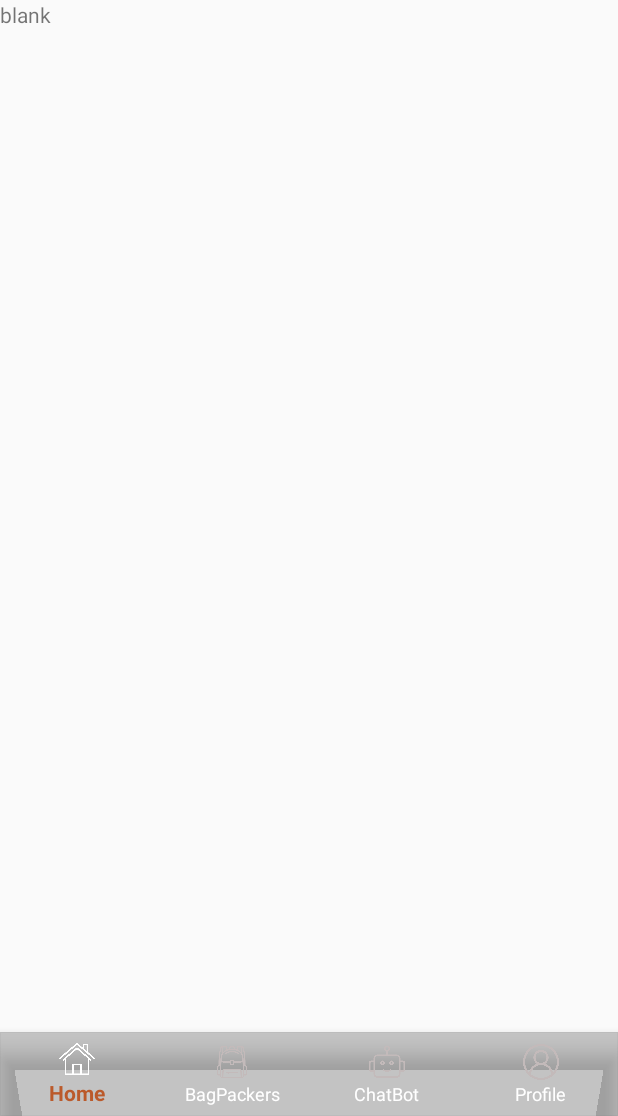
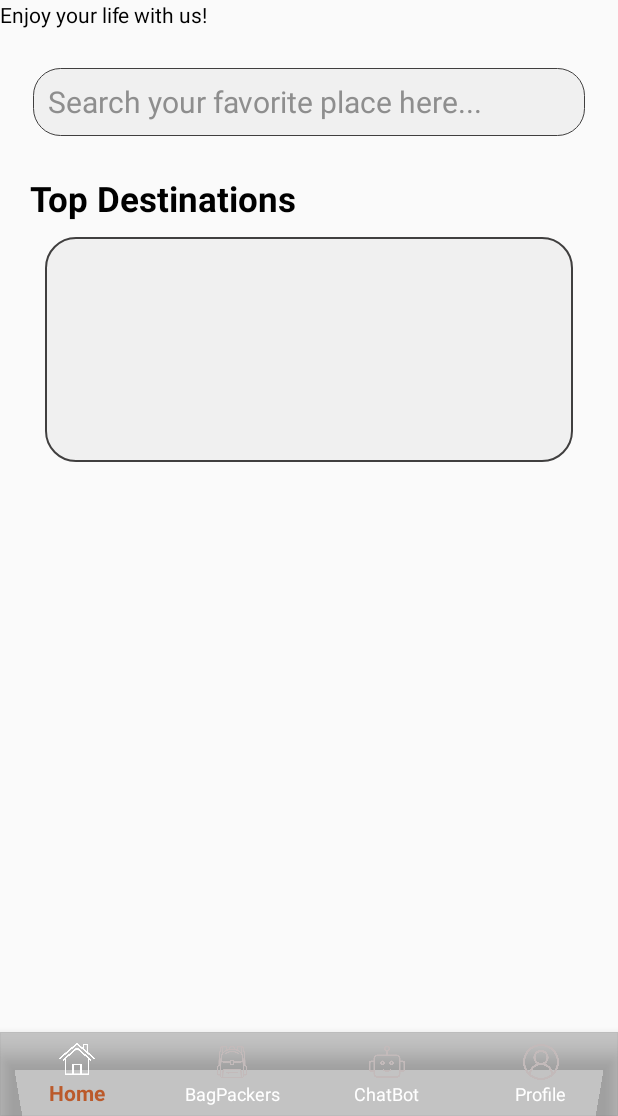
Before and after one commit to sksinha2410/ExploreEase, an Android app built with Jetpack Compose: the Home_Fragment screen opened directly, with no data from a screen before it, on a phone screen of 412 x 824 dp, the part 120-1236 px from its top. Run offline under Robolectric (Android 15) with nearby library versions, the phone set to English and light mode, and no system bars; our stand-ins replace sdp/ssp sizes.

Commit message:
Updating Home Fragment

```diff
--- a/app/src/main/java/com/sksinha2410/exploreease/Fragment/ChatBot_Fragment.kt
+++ b/app/src/main/java/com/sksinha2410/exploreease/Fragment/ChatBot_Fragment.kt
@@ -7,29 +7,7 @@ import android.view.View
 import android.view.ViewGroup
 import com.sksinha2410.exploreease.R
 
-// TODO: Rename parameter arguments, choose names that match
-// the fragment initialization parameters, e.g. ARG_ITEM_NUMBER
-private const val ARG_PARAM1 = "param1"
-private const val ARG_PARAM2 = "param2"
-
-/**
- * A simple [Fragment] subclass.
- * Use the [ChatBot_Fragment.newInstance] factory method to
- * create an instance of this fragment.
- */
 class ChatBot_Fragment : Fragment() {
-    // TODO: Rename and change types of parameters
-    private var param1: String? = null
-    private var param2: String? = null
-
-    override fun onCreate(savedInstanceState: Bundle?) {
-        super.onCreate(savedInstanceState)
-        arguments?.let {
-            param1 = it.getString(ARG_PARAM1)
-            param2 = it.getString(ARG_PARAM2)
-        }
-    }
-
     override fun onCreateView(
         inflater: LayoutInflater, container: ViewGroup?,
         savedInstanceState: Bundle?
@@ -38,23 +16,4 @@ class ChatBot_Fragment : Fragment() {
         return inflater.inflate(R.layout.fragment_chat_bot_, container, false)
     }
 
-    companion object {
-        /**
-         * Use this factory method to create a new instance of
-         * this fragment using the provided parameters.
-         *
-         * @param param1 Parameter 1.
-         * @param param2 Parameter 2.
-         * @return A new instance of fragment ChatBot_Fragment.
-         */
-        // TODO: Rename and change types and number of parameters
-        @JvmStatic
-        fun newInstance(param1: String, param2: String) =
-            ChatBot_Fragment().apply {
-                arguments = Bundle().apply {
-                    putString(ARG_PARAM1, param1)
-                    putString(ARG_PARAM2, param2)
-                }
-            }
-    }
 }
--- a/app/src/main/java/com/sksinha2410/exploreease/Fragment/Home_Fragment.kt
+++ b/app/src/main/java/com/sksinha2410/exploreease/Fragment/Home_Fragment.kt
@@ -7,54 +7,18 @@ import android.view.View
 import android.view.ViewGroup
 import com.sksinha2410.exploreease.R
 
-// TODO: Rename parameter arguments, choose names that match
-// the fragment initialization parameters, e.g. ARG_ITEM_NUMBER
-private const val ARG_PARAM1 = "param1"
-private const val ARG_PARAM2 = "param2"
-
-/**
- * A simple [Fragment] subclass.
- * Use the [Home_Fragment.newInstance] factory method to
- * create an instance of this fragment.
- */
 class Home_Fragment : Fragment() {
-    // TODO: Rename and change types of parameters
-    private var param1: String? = null
-    private var param2: String? = null
-
-    override fun onCreate(savedInstanceState: Bundle?) {
-        super.onCreate(savedInstanceState)
-        arguments?.let {
-            param1 = it.getString(ARG_PARAM1)
-            param2 = it.getString(ARG_PARAM2)
-        }
-    }
+    private lateinit var view:View
 
     override fun onCreateView(
         inflater: LayoutInflater, container: ViewGroup?,
         savedInstanceState: Bundle?
     ): View? {
-        // Inflate the layout for this fragment
-        return inflater.inflate(R.layout.fragment_home_, container, false)
+        view= inflater.inflate(R.layout.fragment_home_, container, false)
+
+
+
+        return view
     }
 
-    companion object {
-        /**
-         * Use this factory method to create a new instance of
-         * this fragment using the provided parameters.
-         *
-         * @param param1 Parameter 1.
-         * @param param2 Parameter 2.
-         * @return A new instance of fragment Home_Fragment.
-         */
-        // TODO: Rename and change types and number of parameters
-        @JvmStatic
-        fun newInstance(param1: String, param2: String) =
-            Home_Fragment().apply {
-                arguments = Bundle().apply {
-                    putString(ARG_PARAM1, param1)
-                    putString(ARG_PARAM2, param2)
-                }
-            }
-    }
 }
--- /dev/null
+++ b/app/src/main/res/drawable/rounded_corner.xml
@@ -0,0 +1,7 @@
+<?xml version="1.0" encoding="utf-8"?>
+<shape xmlns:android="http://schemas.android.com/apk/res/android"
+    android:shape="rectangle">
+    <solid android:color="#F0F0F0" />
+    <corners android:radius="20dp" />
+    <stroke android:color="#403F3F" android:width="1dp"/>
+</shape>
--- /dev/null
+++ b/app/src/main/res/drawable/scrollbar_thumb.xml
@@ -0,0 +1,17 @@
+<?xml version="1.0" encoding="utf-8"?>
+<selector xmlns:android="http://schemas.android.com/apk/res/android">
+    <item android:state_pressed="true">
+        <shape>
+            <solid android:color="#FF0000" />
+            <corners android:radius="8dp" />
+            <stroke android:color="#403F3F" android:width="1dp"/>
+        </shape>
+    </item>
+    <item>
+        <shape>
+            <solid android:color="#F0F0F0" />
+            <corners android:radius="8dp" />
+            <stroke android:color="#403F3F" android:width="1dp"/>
+        </shape>
+    </item>
+</selector>
--- /dev/null
+++ b/app/src/main/res/drawable/scrollbar_track.xml
@@ -0,0 +1,17 @@
+<?xml version="1.0" encoding="utf-8"?>
+<selector xmlns:android="http://schemas.android.com/apk/res/android">
+    <item android:state_pressed="true">
+        <shape>
+            <solid android:color="#FF0000" />
+            <corners android:radius="8dp" />
+            <stroke android:color="#403F3F" android:width="1dp"/>
+        </shape>
+    </item>
+    <item>
+        <shape>
+            <solid android:color="#F0F0F0" />
+            <corners android:radius="8dp" />
+            <stroke android:color="#403F3F" android:width="1dp"/>
+        </shape>
+    </item>
+</selector>
--- /dev/null
+++ b/app/src/main/res/drawable/search_corner.xml
@@ -0,0 +1,7 @@
+<?xml version="1.0" encoding="utf-8"?>
+<shape xmlns:android="http://schemas.android.com/apk/res/android"
+    android:shape="rectangle">
+    <solid android:color="#F0F0F0" />
+    <corners android:radius="18dp" />
+    <stroke android:color="#403F3F" android:width="0.5dp"/>
+</shape>
--- a/app/src/main/res/layout/activity_guide_register.xml
+++ b/app/src/main/res/layout/activity_guide_register.xml
@@ -176,7 +176,7 @@
                 android:layout_width="match_parent"
                 android:layout_height="wrap_content"
                 android:orientation="horizontal"
-                android:layout_marginTop="15dp"
+                android:layout_marginTop="@dimen/_20sdp"
                 android:layout_marginHorizontal="22dp">
                 <ImageView
                     android:layout_width="20dp"
--- a/app/src/main/res/layout/fragment_home_.xml
+++ b/app/src/main/res/layout/fragment_home_.xml
@@ -3,12 +3,64 @@
     xmlns:tools="http://schemas.android.com/tools"
     android:layout_width="match_parent"
     android:layout_height="match_parent"
+    xmlns:app="http://schemas.android.com/apk/res-auto"
     tools:context=".Fragment.Home_Fragment">
 
-    <!-- TODO: Update blank fragment layout -->
-    <TextView
+    <LinearLayout
         android:layout_width="match_parent"
-        android:layout_height="match_parent"
-        android:text="blank" />
+        android:layout_height="wrap_content"
+        android:orientation="vertical">
 
+        <TextView
+            android:layout_width="match_parent"
+            android:layout_height="match_parent"
+            android:text="Enjoy your life with us!"
+            android:textColor="@color/black"/>
+
+        <EditText
+            android:id="@+id/etSearch"
+            android:layout_width="match_parent"
+            android:layout_height="45dp"
+            android:autofillHints="Name"
+            android:layout_marginHorizontal="22dp"
+            android:background="@drawable/search_corner"
+            android:paddingHorizontal="10dp"
+            android:layout_marginTop="26dp"
+            android:textColor="#414141"
+            android:textColorHint="#8E8E8E"
+            android:textSize="20sp"
+            android:hint="Search your favorite place here..."
+            android:inputType="text" />
+
+        <TextView
+            android:layout_width="wrap_content"
+            android:layout_height="wrap_content"
+            android:text="Top Destinations"
+            android:textColor="@color/black"
+            android:textSize="23sp"
+            android:layout_marginTop="26dp"
+            android:layout_marginStart="20dp"
+            android:textStyle="bold"/>
+        <androidx.recyclerview.widget.RecyclerView
+            android:layout_width="match_parent"
+            android:layout_height="150dp"
+            android:layout_marginTop="10dp"
+            android:layout_marginBottom="10dp"
+            android:layout_marginStart="30dp"
+            android:layout_marginEnd="30dp"
+            android:background="@drawable/rounded_corner"
+            android:id="@+id/rvTopDestinations"
+            android:orientation="horizontal"
+            app:spanCount="2"
+            android:padding="10dp"
+            android:scrollbars="horizontal"
+            android:scrollbarStyle="insideOverlay"
+            android:scrollbarThumbVertical="@drawable/scrollbar_thumb"
+            android:scrollbarTrackVertical="@drawable/scrollbar_track"
+            android:scrollbarSize="5dp"
+            android:scrollbarDefaultDelayBeforeFade="1000"
+            android:scrollbarFadeDuration="1000"
+            android:scrollbarAlwaysDrawVerticalTrack="true"/>
+
+    </LinearLayout>
 </FrameLayout>
```
